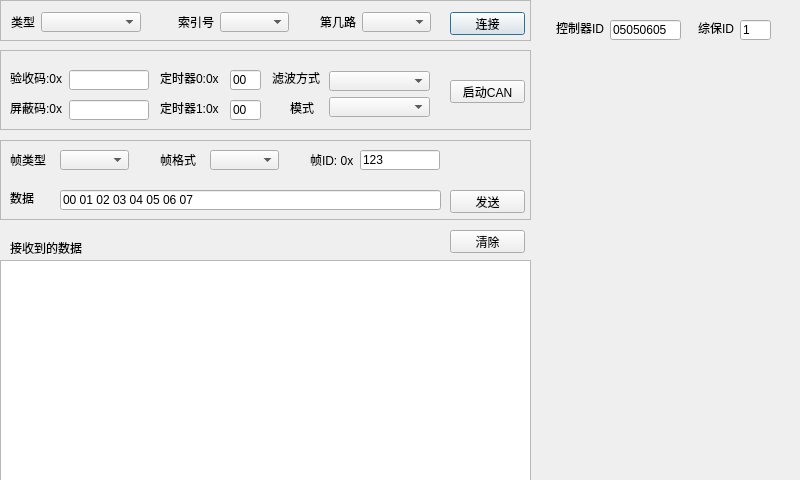
Before: the Qt Designer form main.ui in Gyroxp/cq1504_pc_can_py, drawn with Qt 5.
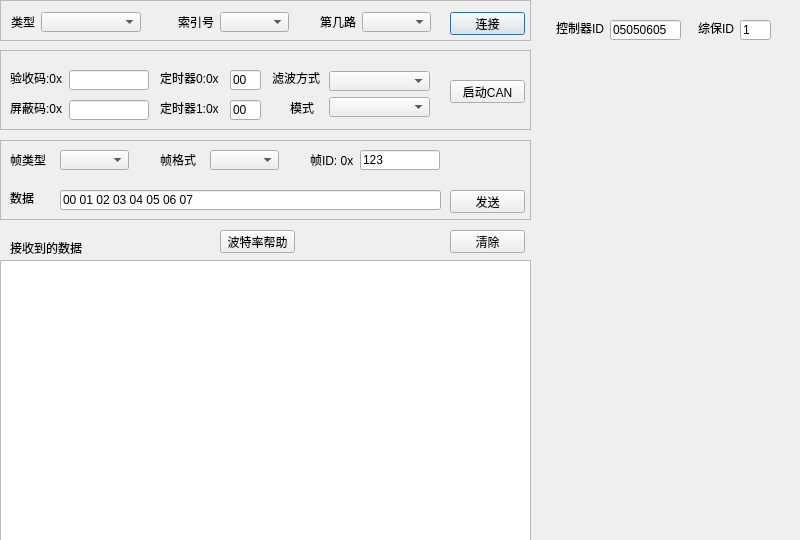
After: the same form once the commit is applied.

Commit message: 20170612 off commit -- 小修正，增加波特率帮助

Diff of the .ui file:
```diff
--- a/main.ui
+++ b/main.ui
@@ -7,7 +7,7 @@
     <x>0</x>
     <y>0</y>
     <width>800</width>
-    <height>480</height>
+    <height>540</height>
    </rect>
   </property>
   <property name="windowTitle">
@@ -156,7 +156,7 @@
      <x>0</x>
      <y>260</y>
      <width>531</width>
-     <height>221</height>
+     <height>281</height>
     </rect>
    </property>
   </widget>
@@ -511,6 +511,19 @@
     <string>接收到的数据</string>
    </property>
   </widget>
+  <widget class="QPushButton" name="pushBtn_baudHelp">
+   <property name="geometry">
+    <rect>
+     <x>220</x>
+     <y>230</y>
+     <width>75</width>
+     <height>23</height>
+    </rect>
+   </property>
+   <property name="text">
+    <string>波特率帮助</string>
+   </property>
+  </widget>
   <zorder>frame_3</zorder>
   <zorder>frame</zorder>
   <zorder>label_3</zorder>
```
Left out of the diff: 1 changed line with no effect on the pictures. The commit also changes 3 other files.
